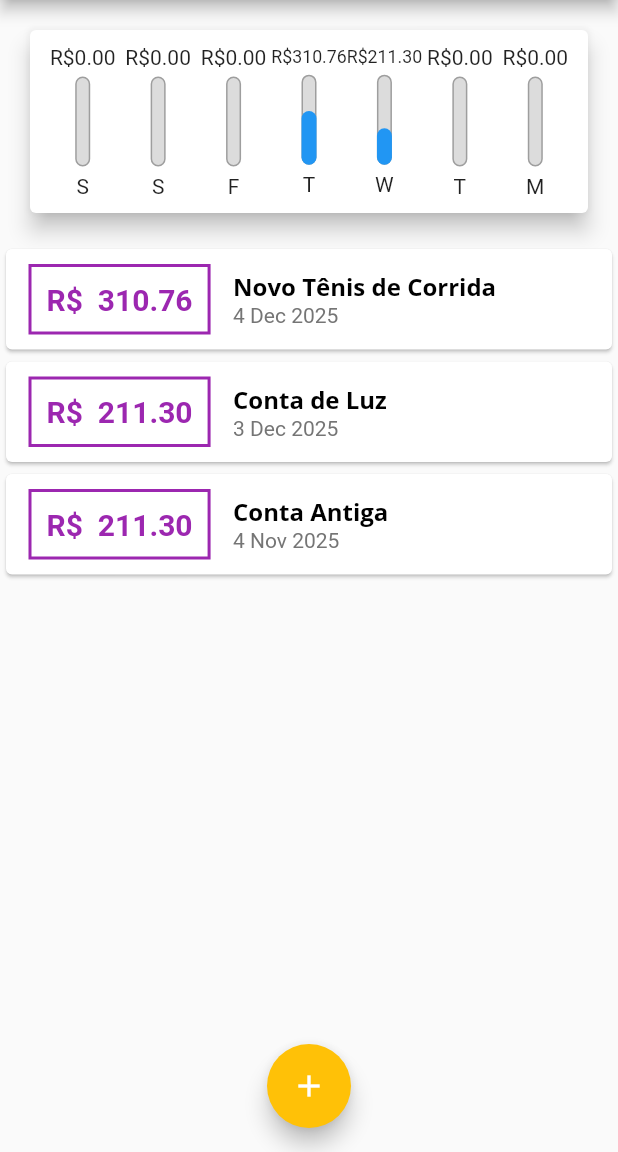
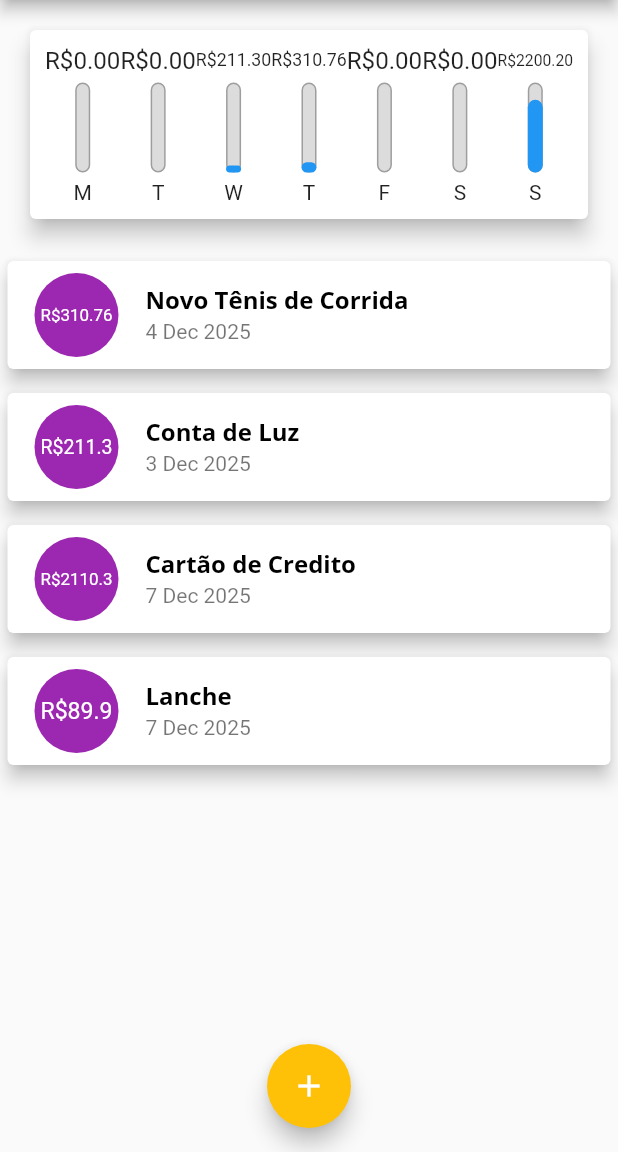
Before and after one commit to G-m4rtins/Personal_expenses, a Flutter app: the screen it shows after launch, on a phone screen of 412 x 824 dp, the part 84-1236 px from its top. Run offline on Flutter 3.47's test engine with Material 2 defaults, Android fonts, the phone set to English and light mode, and no system bars.

Commit message:
refactor transaction display and chart components for improved UI

```diff
--- a/lib/components/chart.dart
+++ b/lib/components/chart.dart
@@ -32,7 +32,7 @@ class Chart extends StatelessWidget {
        'day':DateFormat.E().format(weekDay)[0],
        'value': totalsum
      };
-    });
+    }).reversed.toList();
   }
 
   double get _weekTotalValue {
--- a/lib/components/chart_bar.dart
+++ b/lib/components/chart_bar.dart
@@ -12,8 +12,11 @@ class ChartBar extends StatelessWidget {
   Widget build(BuildContext context) {
     return Column(
       children: <Widget>[
-        FittedBox(
-            child: Text('R\$${value.toStringAsFixed(2)}')
+        Container(
+          height: 20,
+          child: FittedBox(
+              child: Text('R\$${value.toStringAsFixed(2)}')
+          ),
         ),
         SizedBox(height: 5),
         Container(
--- a/lib/components/transaction_list.dart
+++ b/lib/components/transaction_list.dart
@@ -34,49 +34,30 @@ TransactionList({
       ) : ListView(
         children: transactions.map((tr) {
           return Card(
-            child: Row (
-                children: <Widget>[
-                  Container(
+            elevation: 5,
             margin: EdgeInsets.symmetric(
-                      horizontal: 15,
-                      vertical: 10,
+              vertical: 8,
+              horizontal: 5,
             ),
-                    decoration: BoxDecoration(
-                      border: Border.all(
-                        color: Colors.purple,
-                        width: 2,
+            child: ListTile(
+              leading: CircleAvatar(
+                backgroundColor: Colors.purple,
+                foregroundColor: Colors.white,
+              radius: 30,
+                child: Padding(
+                  padding: const EdgeInsets.all(6.0),
+                  child: FittedBox(
+                    child: Text('R\$${tr.value}'),
                   ),
                 ),
-                    padding: EdgeInsets.all(10),
-                    child: Text(
-                        'R\$  ${tr.value.toStringAsFixed(2)}',
-                        style: TextStyle(
-                          fontWeight: FontWeight.bold,
-                          fontSize: 20,
-                          color: Colors.purple,
-                        )
               ),
+              title: Text(
+                tr.title,
+                style: Theme.of(context).textTheme.headline6,
               ),
-                  Column(
-                    crossAxisAlignment: CrossAxisAlignment.start,
-                    children: <Widget> [
-                      Text(
-                          tr.title,
-                          style: Theme.of(context).textTheme.headline6 ,
-                          // style: TextStyle(
-                          //   fontSize: 20,
-                          //   fontWeight: FontWeight.bold,
-                          // )
+              subtitle: Text(
+                DateFormat('d MMM y').format(tr.date),
               ),
-                      Text(
-                          DateFormat('d MMM y').format(tr.date),
-                          style: TextStyle(
-                            color: Colors.grey[600],
-                          )
-                      ),
-                    ],
-                  )
-                ]
             ),
           );
         }).toList(),
--- a/lib/main.dart
+++ b/lib/main.dart
@@ -63,11 +63,18 @@ class _MyHomePageState extends State<MyHomePage> {
       date: DateTime.now().subtract(Duration(days: 4)),
     ),
     Transaction(
-      id: 't0',
-      title: 'Conta Antiga',
-      value: 211.30,
-      date: DateTime.now().subtract(Duration(days: 33)),
+      id: 't3',
+      title: 'Cartão de Credito',
+      value: 2110.30,
+      date: DateTime.now(),
     ),
+    Transaction(
+      id: 't4',
+      title: 'Lanche',
+      value: 89.90,
+      date: DateTime.now(),
+    ),
+
   ];
 
   List<Transaction> get _recentTransactions {
```
Lines whose indentation alone changed are shown as unchanged.
